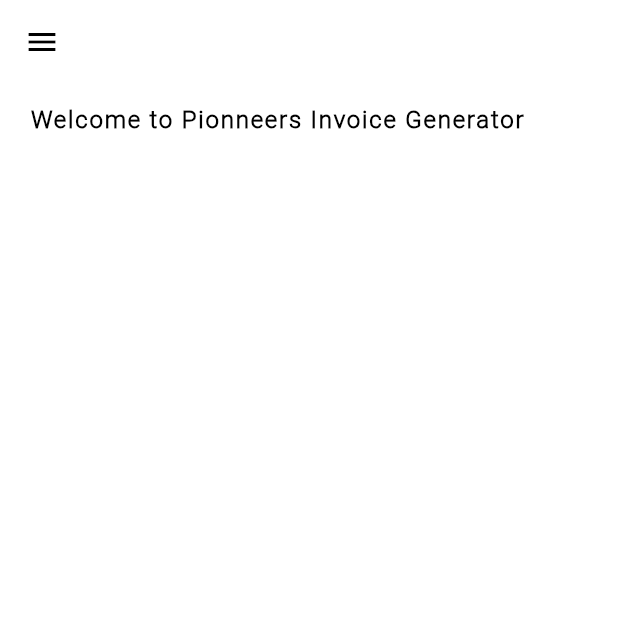
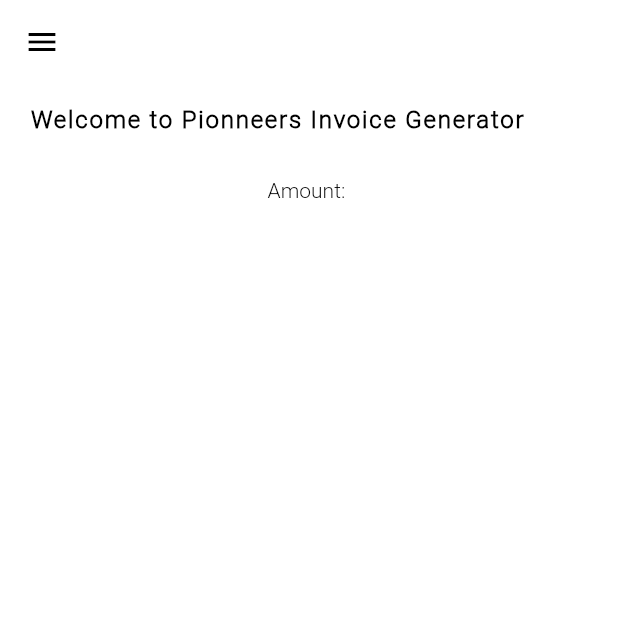
Before and after one commit to Pionneers/Invoice-Generator, a Flutter app: the screen it shows after launch, on a phone screen of 412 x 824 dp, the top half of it. Run offline on Flutter 3.47's test engine with Material 2 defaults, Android fonts, the phone set to English and light mode, and no system bars; our stand-ins replace font_awesome_flutter, get, open_file, pdf, timelines.

Commit message:
Bug Fixes and Dashboard Layout

```diff
--- a/lib/screens/home/widgets/dashboard.dart
+++ b/lib/screens/home/widgets/dashboard.dart
@@ -16,9 +16,39 @@ class Dashboard extends StatelessWidget {
           children: const [
             PageTitleWidget(title: "Welcome to Pionneers Invoice Generator"),
             SizedBox(height: 30.0),
+            DetailsWidget()
           ],
         ),
       )
     );
   }
 }
+
+class DetailsWidget extends StatelessWidget {
+  const DetailsWidget({
+    Key? key,
+  }) : super(key: key);
+
+  @override
+  Widget build(BuildContext context) {
+    double width = MediaQuery.of(context).size.width;
+    double height = MediaQuery.of(context).size.height / 2;
+
+    return Container(
+      width: width,
+      height: height,
+      alignment: Alignment.center,
+      clipBehavior: Clip.hardEdge,
+      decoration: BoxDecoration(
+        borderRadius: BorderRadius.circular(15),
+      ),
+      child: Column(
+        mainAxisAlignment: MainAxisAlignment.start,
+        crossAxisAlignment: CrossAxisAlignment.start,
+        children: const [
+          Text("Amount: ")
+        ],
+      ),
+    );
+  }
+}
--- a/lib/services/convert_to_pdf.dart
+++ b/lib/services/convert_to_pdf.dart
@@ -165,6 +165,7 @@ class PdfInvoiceApi {
         3: Alignment.centerRight,
         4: Alignment.centerRight,
       },
+      cellFormat: (index, data) => "",
     );
   }
 
```
Also changed, not shown: 3 other files.
